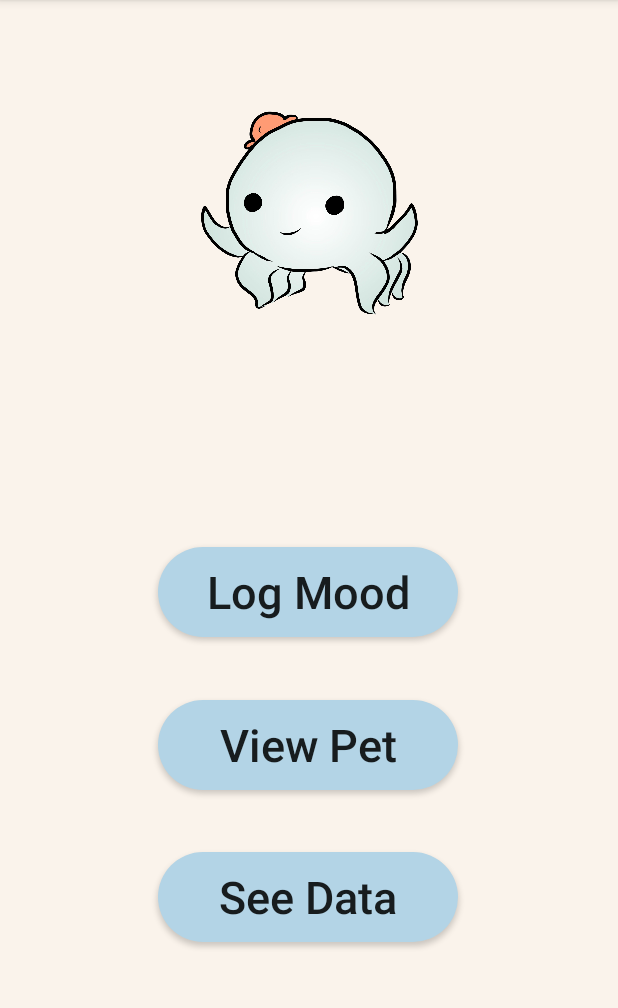
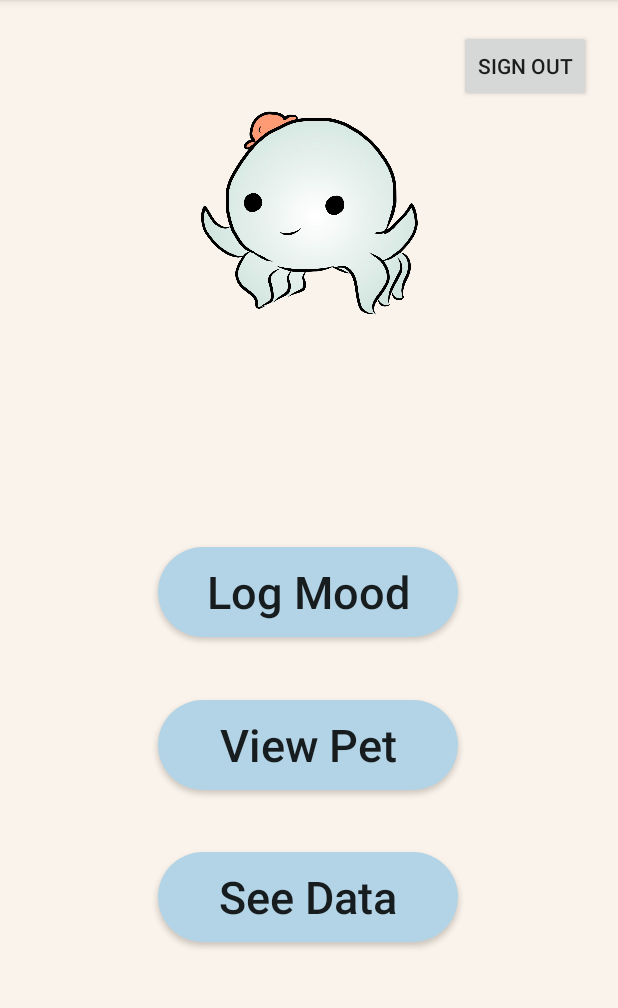
Before and after one commit to baigsifra/MoodMeter, an Android app: the screen it shows after launch once a user with an empty profile is signed in (Home), on a phone screen of 412 x 824 dp, the part 84-1092 px from its top. Run offline under Robolectric (Android 15) with nearby library versions, the light colour scheme and no system bars; our stand-ins replace Firebase (no records; nobody signed in at launch, a user with empty details on screens opened directly); Roboto replaces fonts that are not available here.

Commit message:
sign out button

```diff
--- a/app/src/main/java/com/example/moodmeter/Home.java
+++ b/app/src/main/java/com/example/moodmeter/Home.java
@@ -7,7 +7,12 @@ import android.os.Bundle;
 import android.util.Log;
 import android.view.View;
 
+import com.google.firebase.auth.FirebaseAuth;
+
 public class Home extends AppCompatActivity {
+
+    private FirebaseAuth mAuth;
+    private FirestoreHelper dbHelper;
 
     @Override
     protected void onCreate(Bundle savedInstanceState) {
@@ -41,4 +46,10 @@ public class Home extends AppCompatActivity {
     public void toRecord(View v){
         logMoodPage();
     }
+
+    public void signOut(View v) {
+        mAuth.signOut();
+        Intent homeIntent = new Intent(getApplicationContext(), Welcome.class);
+        startActivity(homeIntent);
+    }
 }
--- a/app/src/main/java/com/example/moodmeter/Welcome.java
+++ b/app/src/main/java/com/example/moodmeter/Welcome.java
@@ -119,12 +119,8 @@ public class Welcome extends AppCompatActivity {
                     }
                 });
     }
-/**
-    public void signOut(String email, String password) {
-        mAuth.signOut();
-        authStatusTV.setText("Signed out");
-    }
- **/
+
+
 
 
 }
--- a/app/src/main/res/layout/activity_home.xml
+++ b/app/src/main/res/layout/activity_home.xml
@@ -69,4 +69,17 @@
         app:layout_constraintVertical_bias="0.076"
         app:srcCompat="@drawable/octopusorangehat" />
 
+    <Button
+        android:id="@+id/signOutBtn"
+        android:layout_width="wrap_content"
+        android:layout_height="wrap_content"
+        android:onClick="signOut"
+        android:text="Sign Out"
+        app:layout_constraintBottom_toBottomOf="parent"
+        app:layout_constraintEnd_toEndOf="parent"
+        app:layout_constraintHorizontal_bias="0.944"
+        app:layout_constraintStart_toStartOf="parent"
+        app:layout_constraintTop_toTopOf="parent"
+        app:layout_constraintVertical_bias="0.028" />
+
 </androidx.constraintlayout.widget.ConstraintLayout>
```
